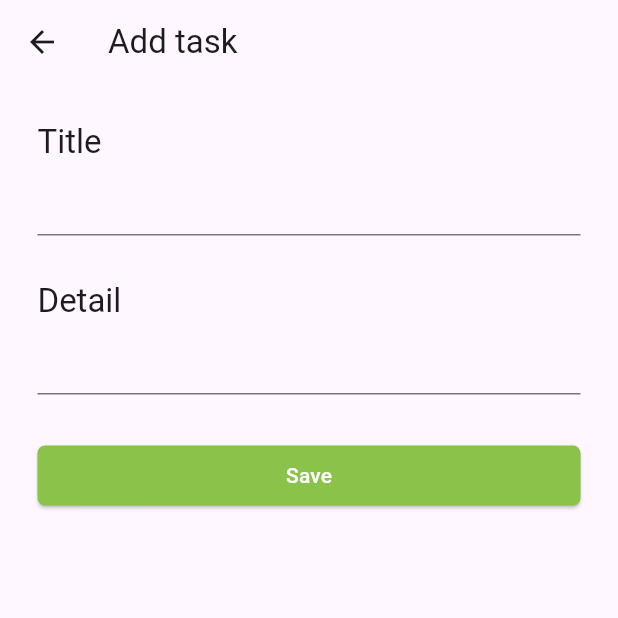
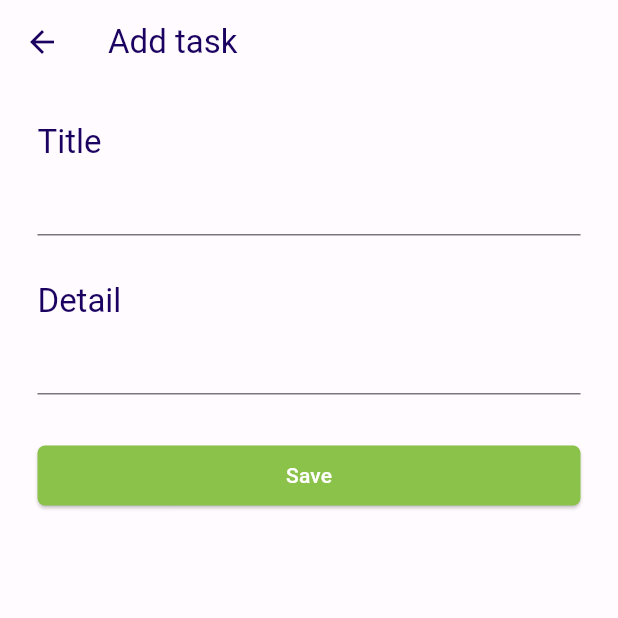
Before and after one commit to pizarreitor/agenda_isapre, a Flutter app: the screen it shows after launch, after a tap on the "add" icon, on a phone screen of 412 x 824 dp, the top half of it. Run offline on Flutter 3.47's test engine with Material 3 defaults, Android fonts, the phone set to English and light mode, and no system bars; our stand-ins replace device_info_plus, dio, flutter_mobx, flutter_slidable, get_it, mobx and 1 more; missing offline and left inert: dart:ffi; generated files the repository leaves out were written again; network calls fail.

```diff
--- a/fuentes/lib/main.dart
+++ b/fuentes/lib/main.dart
@@ -1,3 +1,5 @@
+import 'dart:ffi';
+
 import 'package:agenda_isapre/locator.dart';
 import 'package:agenda_isapre/main_page/main_state.dart';
 import 'package:agenda_isapre/view/home/main_page.dart';
@@ -5,6 +7,7 @@ import 'package:flutter/material.dart';
 import 'package:provider/provider.dart';
 import 'package:flutter_localizations/flutter_localizations.dart';
 import 'package:flutter_gen/gen_l10n/app_localizations.dart';
+import 'package:agenda_isapre/theme/color_schemes.g.dart';
 
 void main() async {
   await setupLocator();
@@ -29,8 +32,12 @@ class MainApp extends StatelessWidget {
         ],
         title: 'TODO APP',
         theme: ThemeData(
-        colorScheme: ColorScheme.fromSeed(seedColor: Colors.deepPurple),
+          colorScheme: lightColorScheme,
           useMaterial3: true,
+        ),
+        darkTheme: ThemeData(
+          useMaterial3: true,
+          colorScheme: darkColorScheme,
         ),
         home: const MainScreen(),
         );
--- a/fuentes/lib/view/home/main_page.dart
+++ b/fuentes/lib/view/home/main_page.dart
@@ -1,3 +1,4 @@
+import 'package:agenda_isapre/main.dart';
 import 'package:agenda_isapre/view/task/task_finaliced_listview.dart';
 import 'package:agenda_isapre/view/task/task_form_page.dart';
 import 'package:agenda_isapre/view/task/task_listview.dart';
@@ -24,10 +25,11 @@ class _MainScreenState extends State<MainScreen> {
   @override
   Widget build(BuildContext context) {
     final localizations = AppLocalizations.of(context)!;
+    final theme = Theme.of(context).colorScheme;
 
     return Scaffold(
       appBar: AppBar(
-        backgroundColor: Theme.of(context).colorScheme.inversePrimary,
+        backgroundColor: theme.inversePrimary, //Theme.of(context).colorScheme.inversePrimary,
         title: Text(localizations.taskForDo),
       ),
       body: bodyWidget[_currentIndex], //TaskListView(),
--- a/fuentes/pubspec.yaml
+++ b/fuentes/pubspec.yaml
@@ -22,6 +22,7 @@ dependencies:
   # Use with the CupertinoIcons class for iOS style icons.
   cupertino_icons: ^1.0.6
   device_info_plus: ^3.2.3
+  flutter_screenutil: ^5.9.0
 
 
 dev_dependencies:
```
Also changed, not shown: fuentes/lib/theme/color_schemes.g.dart (added), fuentes/pubspec.lock, 12 other files. Lines whose indentation alone changed are shown as unchanged.
